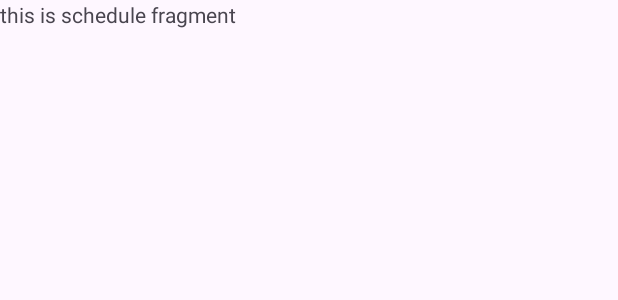
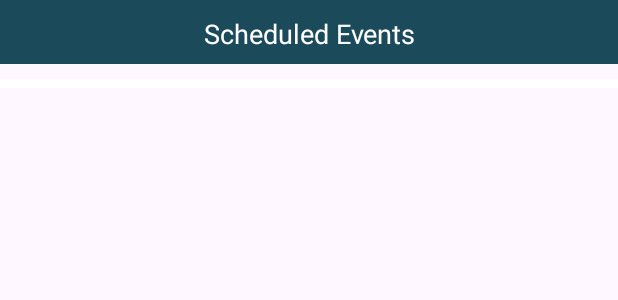
Before and after one commit to sagarregmi2056/androidclg, an Android app: the layout fragment_schedulefragment.xml on its own in the app's theme, with its tools: preview values and no code run, on a phone screen of 412 x 824 dp. Shown: the top 300 px of the screen. Run offline under Robolectric (Android 15) with nearby library versions, the phone set to English and light mode, and no system bars.

Commit message:
added upto schedule

```diff
--- a/app/src/main/java/com/example/wastepickerapp/Discoveryfragment.java
+++ b/app/src/main/java/com/example/wastepickerapp/Discoveryfragment.java
@@ -34,7 +34,7 @@ public class Discoveryfragment extends Fragment {
         videoView = view.findViewById(R.id.video);
 
        // String videoUrl = "android.resource://" + getActivity().getPackageName() + "/" + R.raw.video;
-  String videoUrl = "https://depositphotos.com/editorial/kyiv-ukraine-april-3-2018-deputies-of-the-ukrainian-parliament-kyiv-ukraine-347440870.html";
+  String videoUrl = "https://drive.google.com/uc?export=download&id=1TeKDXVdcknh0U0bQ9Kz_sW7JoCvVjZu3";
         // Set the video URL
 //        String videoUrl = "android.resource://"+ getActivity().getPackageName()+"/"+R.raw.video; // Replace with your video URL
 
--- a/app/src/main/res/layout/fragment_schedulefragment.xml
+++ b/app/src/main/res/layout/fragment_schedulefragment.xml
@@ -1,14 +1,30 @@
 <?xml version="1.0" encoding="utf-8"?>
-<FrameLayout xmlns:android="http://schemas.android.com/apk/res/android"
-    xmlns:tools="http://schemas.android.com/tools"
+
+<RelativeLayout xmlns:android="http://schemas.android.com/apk/res/android"
     android:layout_width="match_parent"
-    android:layout_height="match_parent"
-    tools:context=".Schedulefragment">
+    android:layout_height="match_parent">
 
-    <!-- TODO: Update blank fragment layout -->
     <TextView
+        android:id="@+id/textView"
         android:layout_width="match_parent"
-        android:layout_height="match_parent"
-        android:text="this is schedule fragment" />
+        android:layout_height="wrap_content"
+        android:background="@color/dark"
+        android:gravity="center_horizontal"
+        android:paddingTop="10dp"
 
-</FrameLayout>
+
+        android:paddingBottom="8dp"
+        android:text="Scheduled Events"
+        android:textColor="@color/white"
+        android:textSize="18dp" />
+
+    <androidx.recyclerview.widget.RecyclerView
+        android:id="@+id/recycler_view"
+        android:layout_width="match_parent"
+        android:layout_height="wrap_content"
+        android:background="@color/white"
+        android:layout_below="@+id/textView"
+        android:layout_marginTop="10dp"
+        android:paddingBottom="6dp"/>
+
+</RelativeLayout>
```
Also changed, not shown: app/src/main/java/com/example/wastepickerapp/ScheduleAdapter.java (added, +69 -0 lines), app/src/main/java/com/example/wastepickerapp/Schedulefragment.java (+57 -1 lines), app/src/main/java/com/example/wastepickerapp/models/PickupSchedule.java (added, +31 -0 lines), app/src/main/res/layout/item_schedule.xml (added, +87 -0 lines).
